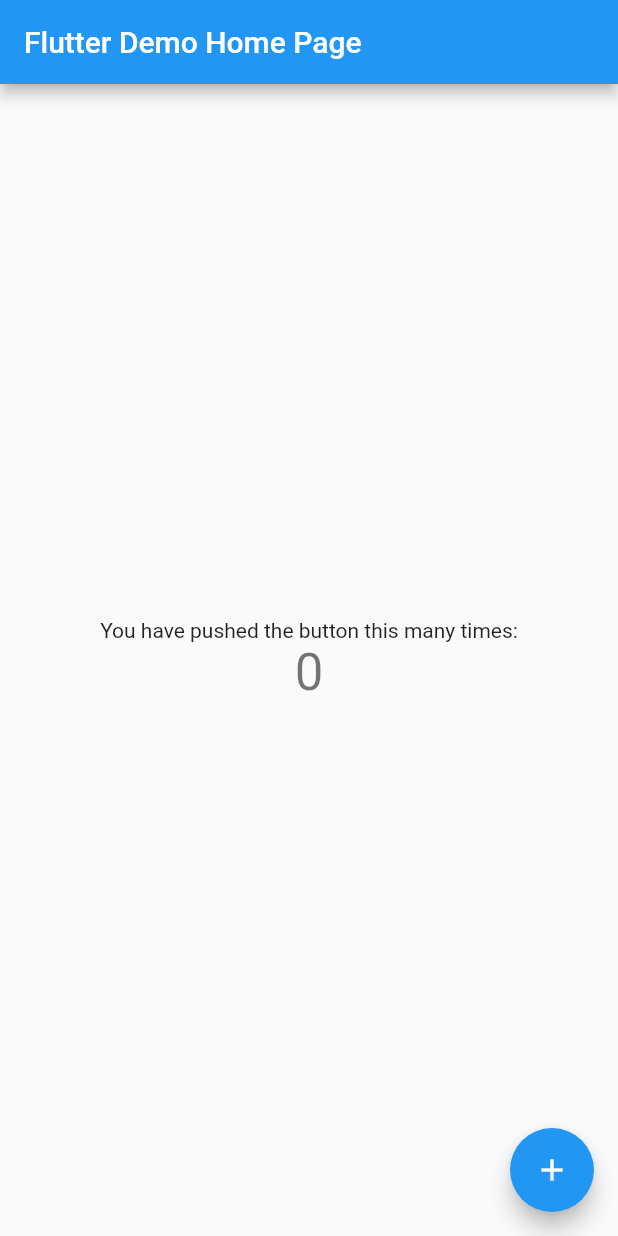
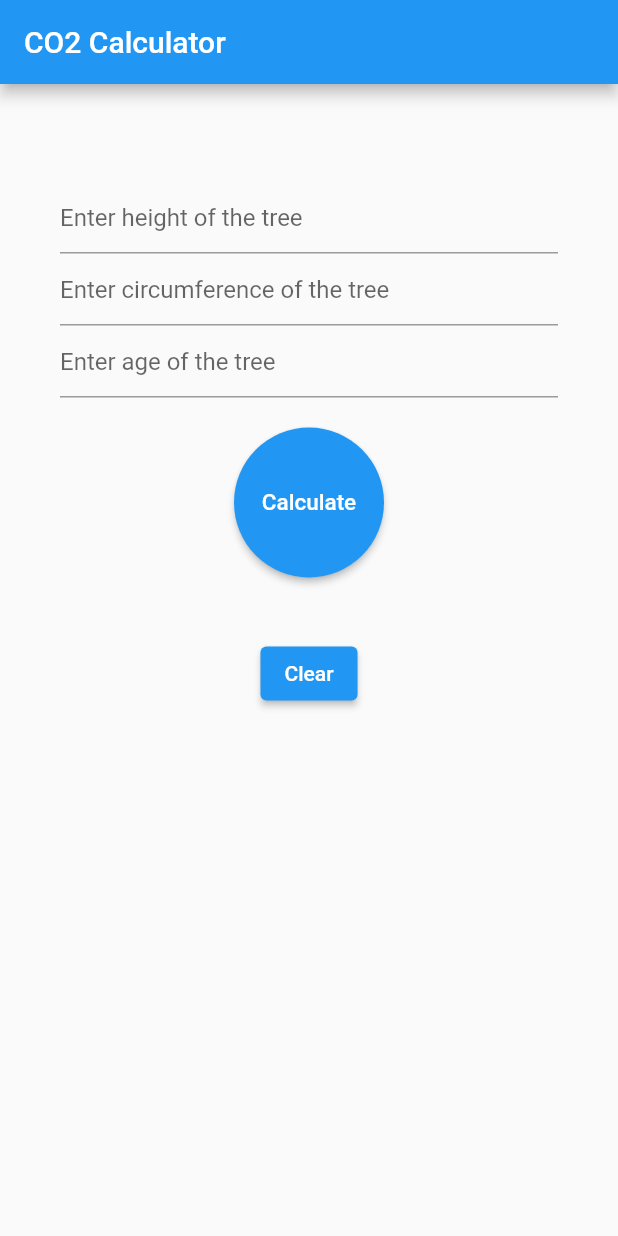
Before and after one commit to DaminduSandaruwan/co2calculator, a Flutter app: the screen it shows after launch, on a phone screen of 412 x 824 dp. Run offline on Flutter 3.47's test engine with Material 2 defaults, Android fonts, the phone set to English and light mode, and no system bars.

Commit message:
formula done

```diff
--- /dev/null
+++ b/lib/homepage.dart
@@ -0,0 +1,257 @@
+import 'package:co2calculator/resultpage.dart';
+import 'package:flutter/material.dart';
+
+class HomePage extends StatefulWidget {
+  @override
+  State createState() => HomePageState();
+}
+
+class HomePageState extends State<HomePage> {
+  double num1 = 0,
+      num2 = 0,
+      num3 = 0,
+      sum = 0,
+      diameter = 0,
+      weight = 0,
+      hdw = 0,
+      greenWeight = 0,
+      dryWeight = 0,
+      carbonAmount = 0,
+      carbonComposition = 0,
+      carbonQuantity = 0,
+      co2SequestratedAmountPerYear = 0,
+      co2SequestratedAmountPerYearInKg = 0,
+      perDay = 0;
+
+  final TextEditingController heightOfTheTree = TextEditingController();
+  final TextEditingController circumstanceOfTheTree = TextEditingController();
+  final TextEditingController ageOfTheTree = TextEditingController();
+
+  void doAddition() {
+    setState(() {
+      num1 = double.parse(heightOfTheTree.text);
+      num2 = double.parse(circumstanceOfTheTree.text);
+      num3 = double.parse(ageOfTheTree.text);
+      sum = num1 + num2 + num3;
+      diameter = num2 / 3.14;
+      weight = diameter < 11 ? 0.25 : 0.15;
+
+      hdw = num1 * diameter * weight;
+      greenWeight = hdw * 1.2;
+      dryWeight = greenWeight * 0.725;
+      carbonAmount = dryWeight * 0.5;
+      carbonComposition = 3.6663;
+      carbonQuantity = carbonAmount * carbonComposition;
+      co2SequestratedAmountPerYear = carbonQuantity / num3;
+      co2SequestratedAmountPerYearInKg =
+          co2SequestratedAmountPerYear * 0.453592;
+      perDay = co2SequestratedAmountPerYearInKg / 365;
+    });
+  }
+
+  void doClear() {
+    setState(() {
+      heightOfTheTree.text = "";
+      circumstanceOfTheTree.text = "";
+      ageOfTheTree.text = "";
+
+      num1 = 0;
+      num2 = 0;
+      num3 = 0;
+      sum = 0;
+      diameter = 0;
+      weight = 0;
+      hdw = 0;
+      greenWeight = 0;
+      dryWeight = 0;
+      carbonAmount = 0;
+      carbonComposition = 0;
+      carbonQuantity = 0;
+      co2SequestratedAmountPerYear = 0;
+      co2SequestratedAmountPerYearInKg = 0;
+      perDay = 0;
+    });
+  }
+
+  @override
+  Widget build(BuildContext context) {
+    return Scaffold(
+      appBar: AppBar(
+        title: Text("CO2 Calculator"),
+      ),
+      body: SingleChildScrollView(
+        child: Container(
+          padding: const EdgeInsets.all(40.0),
+          child: Column(
+            mainAxisAlignment: MainAxisAlignment.start,
+            crossAxisAlignment: CrossAxisAlignment.start,
+            children: <Widget>[
+              // Text(
+              //   "Height Of The Tree : $num1",
+              // ),
+              // SizedBox(height: 20),
+              // Text(
+              //   "Circumstance Of The Tree : $num2",
+              // ),
+              // SizedBox(height: 20),
+              // Text(
+              //   "Age Of The Tree : $num3",
+              // ),
+              // SizedBox(height: 20),
+              // Text(
+              //   "diameter : $diameter",
+              // ),
+              // SizedBox(height: 20),
+              // Text(
+              //   "weight : $weight",
+              // ),
+              // SizedBox(height: 20),
+              // Text(
+              //   "hdw : $hdw",
+              // ),
+              // SizedBox(height: 20),
+              // Text(
+              //   "greenWeight : $greenWeight",
+              // ),
+              // SizedBox(height: 20),
+              // Text(
+              //   "dryWeight : $dryWeight",
+              // ),
+              // SizedBox(height: 20),
+              // Text(
+              //   "carbonAmount : $carbonAmount",
+              // ),
+              // SizedBox(height: 20),
+              // Text(
+              //   "carbonComposition : $carbonComposition",
+              // ),
+              // SizedBox(height: 20),
+              // Text(
+              //   "carbonQuantity : $carbonQuantity",
+              // ),
+              // SizedBox(height: 20),
+              // Text(
+              //   "co2SequestratedAmountPerYear : $co2SequestratedAmountPerYear",
+              // ),
+              // SizedBox(height: 20),
+              // Text(
+              //   "co2SequestratedAmountPerYearInKg : $co2SequestratedAmountPerYearInKg",
+              // ),
+              // SizedBox(height: 20),
+              // Text(
+              //   "Output perDay: $perDay",
+              //   style: TextStyle(
+              //       fontSize: 20.0,
+              //       fontWeight: FontWeight.bold,
+              //       color: Colors.purple),
+              // ),
+              SizedBox(
+                height: 25,
+              ),
+              TextField(
+                keyboardType: TextInputType.number,
+                decoration:
+                    InputDecoration(hintText: "Enter height of the tree"),
+                controller: heightOfTheTree,
+              ),
+              TextField(
+                keyboardType: TextInputType.number,
+                decoration: InputDecoration(
+                    hintText: "Enter circumference of the tree"),
+                controller: circumstanceOfTheTree,
+              ),
+              TextField(
+                keyboardType: TextInputType.number,
+                decoration: InputDecoration(hintText: "Enter age of the tree"),
+                controller: ageOfTheTree,
+              ),
+              Padding(
+                padding: const EdgeInsets.only(top: 20.0),
+              ),
+              Row(
+                mainAxisAlignment: MainAxisAlignment.spaceEvenly,
+                children: <Widget>[
+                  ConstrainedBox(
+              constraints: BoxConstraints.tightFor(width: 100, height: 100),
+              child: ElevatedButton(
+                child: Text('Calculate', style: TextStyle(fontSize: 15),),
+                onPressed: () {
+                      doAddition();
+                      Navigator.push(
+                        context,
+                        MaterialPageRoute(
+                            builder: (context) => ResultPage(
+                                num1,
+                                num2,
+                                num3,
+                                sum,
+                                diameter,
+                                weight,
+                                hdw,
+                                greenWeight,
+                                dryWeight,
+                                carbonAmount,
+                                carbonComposition,
+                                carbonQuantity,
+                                co2SequestratedAmountPerYear,
+                                co2SequestratedAmountPerYearInKg,
+                                perDay)),
+                      );
+                    },
+                style: ElevatedButton.styleFrom(
+                  shape: CircleBorder(),
+                ),
+              ),
+            ),
+                  // MaterialButton(
+                  //   child: Text("CALCULATE"),
+                  //   color: Colors.greenAccent,
+                  //   onPressed: () {
+                  //     doAddition();
+                  //     Navigator.push(
+                  //       context,
+                  //       MaterialPageRoute(
+                  //           builder: (context) => ResultPage(
+                  //               num1,
+                  //               num2,
+                  //               num3,
+                  //               sum,
+                  //               diameter,
+                  //               weight,
+                  //               hdw,
+                  //               greenWeight,
+                  //               dryWeight,
+                  //               carbonAmount,
+                  //               carbonComposition,
+                  //               carbonQuantity,
+                  //               co2SequestratedAmountPerYear,
+                  //               co2SequestratedAmountPerYearInKg,
+                  //               perDay)),
+                  //     );
+                  //   },
+                  // ),
+                ],
+              ),
+              Padding(
+                padding: const EdgeInsets.only(top: 20.0),
+              ),
+              Padding(
+                padding: const EdgeInsets.only(top: 20.0),
+              ),
+              Row(
+                mainAxisAlignment: MainAxisAlignment.center,
+                children: <Widget>[
+                  ElevatedButton(
+                    child: Text("Clear"),
+                    // color: Colors.greenAccent,
+                    onPressed: doClear,
+                  ),
+                ],
+              )
+            ],
+          ),
+        ),
+      ),
+    );
+  }
+}
--- a/lib/main.dart
+++ b/lib/main.dart
@@ -1,3 +1,4 @@
+import 'package:co2calculator/homepage.dart';
 import 'package:flutter/material.dart';
 
 void main() {
@@ -22,92 +23,9 @@
         // is not restarted.
         primarySwatch: Colors.blue,
       ),
-      home: MyHomePage(title: 'Flutter Demo Home Page'),
+      home: HomePage(
+
+      ),
     );
   }
 }
-
-class MyHomePage extends StatefulWidget {
-  MyHomePage({Key key, this.title}) : super(key: key);
-
-  // This widget is the home page of your application. It is stateful, meaning
-  // that it has a State object (defined below) that contains fields that affect
-  // how it looks.
-
-  // This class is the configuration for the state. It holds the values (in this
-  // case the title) provided by the parent (in this case the App widget) and
-  // used by the build method of the State. Fields in a Widget subclass are
-  // always marked "final".
-
-  final String title;
-
-  @override
-  _MyHomePageState createState() => _MyHomePageState();
-}
-
-class _MyHomePageState extends State<MyHomePage> {
-  int _counter = 0;
-
-  void _incrementCounter() {
-    setState(() {
-      // This call to setState tells the Flutter framework that something has
-      // changed in this State, which causes it to rerun the build method below
-      // so that the display can reflect the updated values. If we changed
-      // _counter without calling setState(), then the build method would not be
-      // called again, and so nothing would appear to happen.
-      _counter++;
-    });
-  }
-
-  @override
-  Widget build(BuildContext context) {
-    // This method is rerun every time setState is called, for instance as done
-    // by the _incrementCounter method above.
-    //
-    // The Flutter framework has been optimized to make rerunning build methods
-    // fast, so that you can just rebuild anything that needs updating rather
-    // than having to individually change instances of widgets.
-    return Scaffold(
-      appBar: AppBar(
-        // Here we take the value from the MyHomePage object that was created by
-        // the App.build method, and use it to set our appbar title.
-        title: Text(widget.title),
-      ),
-      body: Center(
-        // Center is a layout widget. It takes a single child and positions it
-        // in the middle of the parent.
-        child: Column(
-          // Column is also a layout widget. It takes a list of children and
-          // arranges them vertically. By default, it sizes itself to fit its
-          // children horizontally, and tries to be as tall as its parent.
-          //
-          // Invoke "debug painting" (press "p" in the console, choose the
-          // "Toggle Debug Paint" action from the Flutter Inspector in Android
-          // Studio, or the "Toggle Debug Paint" command in Visual Studio Code)
-          // to see the wireframe for each widget.
-          //
-          // Column has various properties to control how it sizes itself and
-          // how it positions its children. Here we use mainAxisAlignment to
-          // center the children vertically; the main axis here is the vertical
-          // axis because Columns are vertical (the cross axis would be
-          // horizontal).
-          mainAxisAlignment: MainAxisAlignment.center,
-          children: <Widget>[
-            Text(
-              'You have pushed the button this many times:',
-            ),
-            Text(
-              '$_counter',
-              style: Theme.of(context).textTheme.headline4,
-            ),
-          ],
-        ),
-      ),
-      floatingActionButton: FloatingActionButton(
-        onPressed: _incrementCounter,
-        tooltip: 'Increment',
-        child: Icon(Icons.add),
-      ), // This trailing comma makes auto-formatting nicer for build methods.
-    );
-  }
-}
```
Also changed, not shown: lib/resultpage.dart (added, +110 -0 lines).
